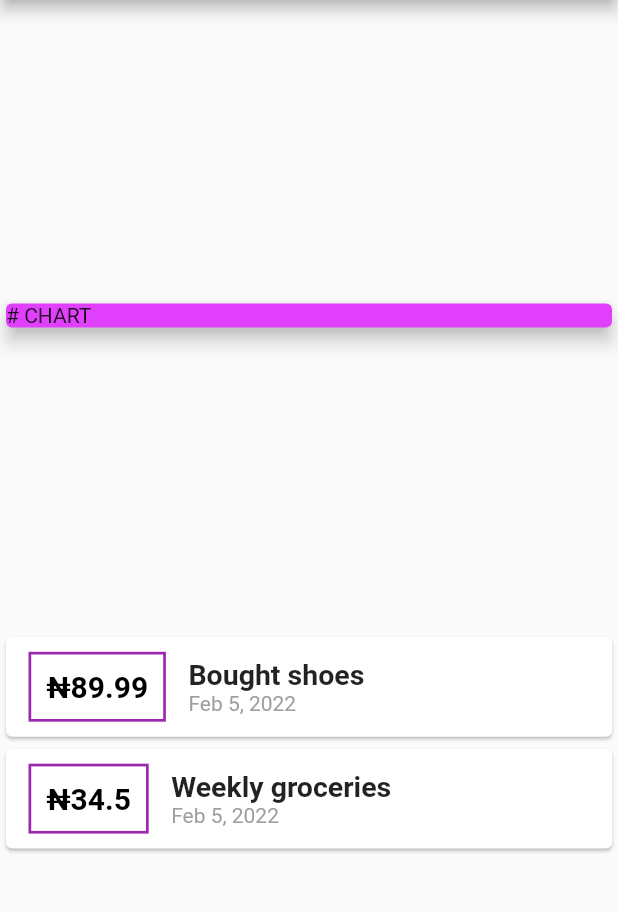
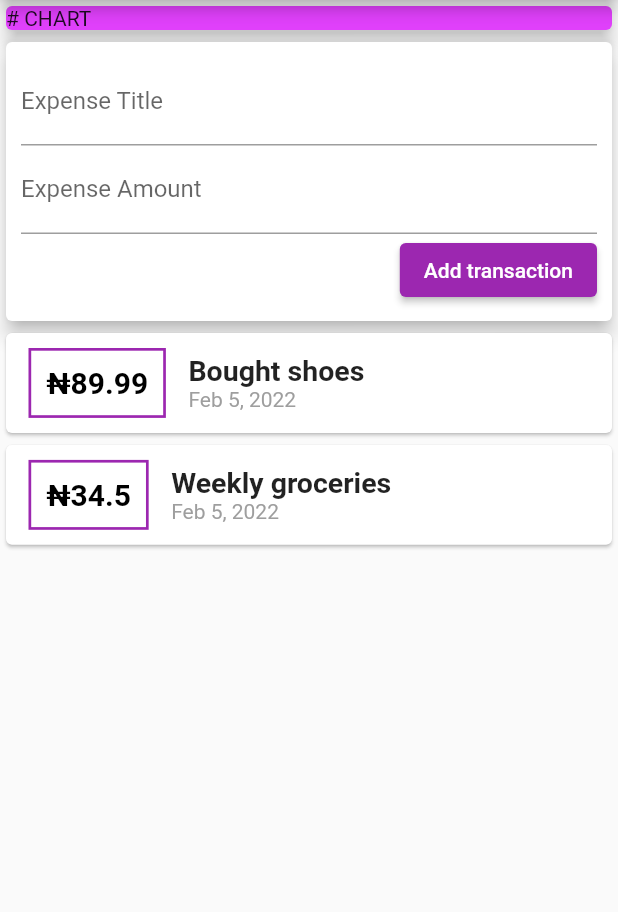
Before and after one commit to nonsocchi/Expense-Tracker-v1, a Flutter app: the screen it shows after launch, on a phone screen of 412 x 824 dp, the part 84-996 px from its top. Run offline on Flutter 3.47's test engine with Material 2 defaults, Android fonts, the phone set to English and light mode, and no system bars.

Commit message:
created new widgets and refactored.

```diff
--- a/lib/main.dart
+++ b/lib/main.dart
@@ -1,6 +1,5 @@
 import 'package:flutter/material.dart';
-import 'package:personal_expense_v1/transactions.dart';
-import 'package:intl/intl.dart';
+import 'package:personal_expense_v1/widgets/user_transactions.dart';
 
 void main() {
   runApp(const MyApp());
@@ -17,28 +16,13 @@
       theme: ThemeData(
         primarySwatch: Colors.purple,
       ),
-      home: MyHomePage(),
+      home: const MyHomePage(),
     );
   }
 }
 
 class MyHomePage extends StatelessWidget {
-  MyHomePage({Key? key}) : super(key: key);
-
-  final List<Transaction> transactions = [
-    Transaction(
-      id: 't1',
-      title: 'Bought shoes',
-      amount: 89.99,
-      date: DateTime.now(),
-    ),
-    Transaction(
-      id: 't2',
-      title: 'Weekly groceries',
-      amount: 34.50,
-      date: DateTime.now(),
-    )
-  ];
+  const MyHomePage({Key? key}) : super(key: key);
 
   @override
   Widget build(BuildContext context) {
@@ -47,7 +31,7 @@
           title: const Text('Expense Tracker'),
         ),
         body: Column(
-          mainAxisAlignment: MainAxisAlignment.spaceEvenly,
+          mainAxisAlignment: MainAxisAlignment.start,
           crossAxisAlignment: CrossAxisAlignment.center,
           children: <Widget>[
             Container(
@@ -58,47 +42,7 @@
                 elevation: 5,
               ),
             ),
-            Column(
-              children: transactions
-                  .map((tx) => Card(
-                          child: Row(
-                        mainAxisAlignment: MainAxisAlignment.start,
-                        children: [
-                          Container(
-                            margin: const EdgeInsets.symmetric(
-                                vertical: 10.0, horizontal: 15.0),
-                            decoration: BoxDecoration(
-                              border:
-                                  Border.all(color: Colors.purple, width: 1.8),
-                            ),
-                            padding: const EdgeInsets.all(10.0),
-                            child: Text(
-                              '₦${tx.amount}',
-                              style: const TextStyle(
-                                  fontWeight: FontWeight.bold,
-                                  fontSize: 20.0,
-                                  color: Colors.black),
-                            ),
-                          ),
-                          Column(
-                            crossAxisAlignment: CrossAxisAlignment.start,
-                            children: [
-                              Text(
-                                tx.title,
-                                style: const TextStyle(
-                                    fontSize: 19.0,
-                                    fontWeight: FontWeight.bold),
-                              ),
-                              Text(
-                                DateFormat.yMMMd().format(tx.date),
-                                style: const TextStyle(color: Colors.grey),
-                              )
-                            ],
-                          ),
-                        ],
-                      )))
-                  .toList(),
-            )
+            const UserTransactions()
           ],
         ));
   }
--- /dev/null
+++ b/lib/widgets/new_transaction.dart
@@ -0,0 +1,36 @@
+import 'package:flutter/material.dart';
+
+class NewTransaction extends StatelessWidget {
+  NewTransaction({Key? key}) : super(key: key);
+
+  final titleController = TextEditingController();
+  final amountController = TextEditingController();
+
+  @override
+  Widget build(BuildContext context) {
+    return Card(
+      elevation: 5.0,
+      child: Container(
+        padding: const EdgeInsets.all(10.0),
+        child: Column(
+          crossAxisAlignment: CrossAxisAlignment.end,
+          children: [
+            TextField(
+                decoration: const InputDecoration(labelText: 'Expense Title'),
+                controller: titleController),
+            TextField(
+              decoration: const InputDecoration(labelText: 'Expense Amount'),
+              controller: amountController,
+            ),
+            ElevatedButton(
+                onPressed: () {
+                  print(titleController.text);
+                  print(amountController.text);
+                },
+                child: const Text('Add transaction'))
+          ],
+        ),
+      ),
+    );
+  }
+}
--- /dev/null
+++ b/lib/widgets/transactions_list.dart
@@ -0,0 +1,52 @@
+import 'package:flutter/material.dart';
+import 'package:intl/intl.dart';
+import '../models/transactions.dart';
+
+class TransactionList extends StatelessWidget {
+  final List<Transaction> transactions;
+
+  TransactionList(this.transactions);
+  @override
+  Widget build(BuildContext context) {
+    return Column(
+      children: transactions
+          .map((tx) => Card(
+                  // elevation: 5,
+                  child: Row(
+                mainAxisAlignment: MainAxisAlignment.start,
+                children: [
+                  Container(
+                    margin: const EdgeInsets.symmetric(
+                        vertical: 10.0, horizontal: 15.0),
+                    decoration: BoxDecoration(
+                      border: Border.all(color: Colors.purple, width: 1.8),
+                    ),
+                    padding: const EdgeInsets.all(10.0),
+                    child: Text(
+                      '₦${tx.amount}',
+                      style: const TextStyle(
+                          fontWeight: FontWeight.bold,
+                          fontSize: 20.0,
+                          color: Colors.black),
+                    ),
+                  ),
+                  Column(
+                    crossAxisAlignment: CrossAxisAlignment.start,
+                    children: [
+                      Text(
+                        tx.title,
+                        style: const TextStyle(
+                            fontSize: 19.0, fontWeight: FontWeight.bold),
+                      ),
+                      Text(
+                        DateFormat.yMMMd().format(tx.date),
+                        style: const TextStyle(color: Colors.grey),
+                      )
+                    ],
+                  ),
+                ],
+              )))
+          .toList(),
+    );
+  }
+}
--- /dev/null
+++ b/lib/widgets/user_transactions.dart
@@ -0,0 +1,35 @@
+import 'package:flutter/material.dart';
+
+import '../models/transactions.dart';
+import './transactions_list.dart';
+import './new_transaction.dart';
+
+class UserTransactions extends StatefulWidget {
+  const UserTransactions({Key? key}) : super(key: key);
+
+  @override
+  _UserTransactionsState createState() => _UserTransactionsState();
+}
+
+class _UserTransactionsState extends State<UserTransactions> {
+  final List<Transaction> _userTransactions = [
+    Transaction(
+      id: 't1',
+      title: 'Bought shoes',
+      amount: 89.99,
+      date: DateTime.now(),
+    ),
+    Transaction(
+      id: 't2',
+      title: 'Weekly groceries',
+      amount: 34.50,
+      date: DateTime.now(),
+    )
+  ];
+  @override
+  Widget build(BuildContext context) {
+    return Column(
+      children: [NewTransaction(), TransactionList(_userTransactions)],
+    );
+  }
+}
```
Also changed, not shown: lib/models/transactions.dart (renamed from lib/transactions.dart).
